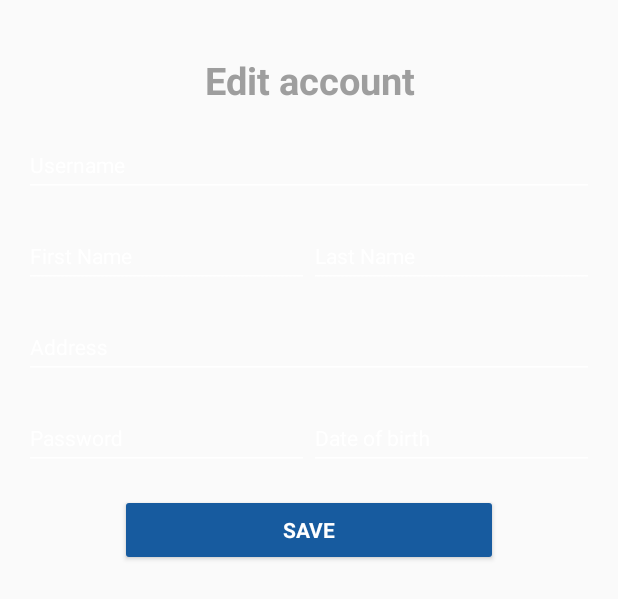
After one commit to PieterAp/TeSP-PSI-PL2-07---App-Android, an Android app: the layout activity_account.xml on its own in the app's theme, with its tools: preview values and no code run, on a phone screen of 412 x 824 dp. The commit adds this screen. Shown: the top 599 px of the screen. Run offline under Robolectric (Android 15) with nearby library versions, the light colour scheme and no system bars; network calls fail.

Commit message:
EditAccount

```diff
--- a/FixByte/app/src/main/AndroidManifest.xml
+++ b/FixByte/app/src/main/AndroidManifest.xml
@@ -41,6 +41,9 @@
         <activity android:name=".ListaCampanhasActivity"
             android:parentActivityName=".HomeActivity"/>
 
+        <activity android:name=".AccountActivity"
+            android:parentActivityName=".HomeActivity"/>
+        AccountActivity
         <activity android:name=".DetalhesProdutosCampanha"
             android:parentActivityName=".ListaCampanhasActivity"/>
         DetalhesProdutosCampanha
--- a/FixByte/app/src/main/java/pt/ipleiria/estg/dei/amsi/fixbyte/HomeActivity.java
+++ b/FixByte/app/src/main/java/pt/ipleiria/estg/dei/amsi/fixbyte/HomeActivity.java
@@ -70,6 +70,8 @@ public class HomeActivity extends AppCompatActivity {
                         return true;
 
                     case R.id.itemCart:
+                        Intent intent1 = new Intent(getApplication(), AccountActivity.class);
+                        startActivity(intent1);
                         setFragment(cartFragment);
                         return true;
 
--- /dev/null
+++ b/FixByte/app/src/main/res/layout/activity_account.xml
@@ -0,0 +1,258 @@
+<?xml version="1.0" encoding="utf-8"?>
+<android.support.constraint.ConstraintLayout xmlns:android="http://schemas.android.com/apk/res/android"
+    xmlns:app="http://schemas.android.com/apk/res-auto"
+    xmlns:tools="http://schemas.android.com/tools"
+    android:layout_width="match_parent"
+    android:layout_height="wrap_content">
+
+    <RelativeLayout
+        android:layout_width="match_parent"
+        android:layout_height="wrap_content"
+        android:layout_weight="5"
+        app:layout_constraintBottom_toBottomOf="parent"
+        app:layout_constraintEnd_toEndOf="parent"
+        app:layout_constraintStart_toStartOf="parent"
+        app:layout_constraintTop_toTopOf="parent"
+        tools:context=".RegisterActivity">
+
+        <LinearLayout
+            android:layout_width="match_parent"
+            android:layout_height="match_parent"
+            android:layout_alignParentTop="true"
+            android:layout_marginTop="0dp"
+            android:focusableInTouchMode="true"
+            android:gravity="center_horizontal"
+            android:orientation="vertical"
+            android:paddingLeft="@dimen/activity_register_horizontal_margin"
+            android:paddingTop="@dimen/activity_register_vertical_margin"
+            android:paddingRight="@dimen/activity_register_horizontal_margin"
+            android:paddingBottom="@dimen/activity_register_vertical_margin"
+            tools:context=".LoginActivity">
+
+            <!-- Login progress -->
+
+            <Space
+                android:layout_width="match_parent"
+                android:layout_height="20dp"
+                android:layout_weight="0" />
+
+            <TextView
+                android:id="@+id/textView2"
+                android:layout_width="match_parent"
+                android:layout_height="wrap_content"
+                android:layout_weight="0"
+                android:text="@string/action_editAccount"
+                android:textAlignment="center"
+                android:textColor="@color/colorAccent"
+                android:textSize="25sp"
+                android:textStyle="bold" />
+
+            <Space
+                android:layout_width="match_parent"
+                android:layout_height="10dp"
+                android:layout_weight="0" />
+
+            <ScrollView
+                android:id="@+id/register_form"
+                android:layout_width="match_parent"
+                android:layout_height="500dp"
+                android:layout_weight="3">
+
+                <LinearLayout
+                    android:id="@+id/email_login_form"
+                    android:layout_width="match_parent"
+                    android:layout_height="wrap_content"
+                    android:orientation="vertical"
+                    android:weightSum="6">
+
+                    <android.support.design.widget.TextInputLayout
+                        android:layout_width="match_parent"
+                        android:layout_height="wrap_content"
+                        android:layout_weight="2"
+                        android:theme="@style/TextLabel">
+
+                        <EditText
+                            android:id="@+id/username"
+                            android:enabled="false"
+                            android:layout_width="match_parent"
+                            android:layout_height="wrap_content"
+                            android:hint="@string/prompt_username"
+                            android:inputType="text"
+                            android:maxLines="1"
+                            android:singleLine="true"
+                            android:textColor="@color/colorAccent"
+                            android:textColorHint="@color/colorAccent"
+                            android:textSize="14sp" />
+
+                    </android.support.design.widget.TextInputLayout>
+
+
+                    <Space
+                        android:layout_width="match_parent"
+                        android:layout_height="10dp"
+                        android:layout_weight="1" />
+
+                    <LinearLayout
+                        android:id="@+id/firstLine"
+                        android:layout_width="match_parent"
+                        android:layout_height="match_parent"
+                        android:layout_weight="1"
+                        android:orientation="horizontal">
+
+                        <android.support.design.widget.TextInputLayout
+                            android:layout_width="wrap_content"
+                            android:layout_height="wrap_content"
+                            android:layout_weight="2"
+                            android:theme="@style/TextLabel">
+
+                            <EditText
+                                android:id="@+id/first_name"
+                                android:layout_width="match_parent"
+                                android:layout_height="wrap_content"
+                                android:hint="@string/prompt_firstName"
+                                android:inputType="textPersonName"
+                                android:maxLines="1"
+                                android:singleLine="true"
+                                android:textColor="@color/colorAccent"
+                                android:textColorHint="@color/colorAccent"
+                                android:textSize="14sp" />
+
+                        </android.support.design.widget.TextInputLayout>
+
+                        <android.support.design.widget.TextInputLayout
+                            android:layout_width="wrap_content"
+                            android:layout_height="match_parent"
+                            android:layout_weight="2"
+                            android:theme="@style/TextLabel">
+
+                            <EditText
+                                android:id="@+id/last_name"
+                                android:layout_width="match_parent"
+                                android:layout_height="wrap_content"
+                                android:hint="@string/prompt_lastName"
+                                android:inputType="textPersonName"
+                                android:maxLines="1"
+                                android:singleLine="true"
+                                android:textColor="@android:color/white"
+                                android:textColorHint="@color/colorAccent"
+                                android:textSize="14sp" />
+
+                        </android.support.design.widget.TextInputLayout>
+                    </LinearLayout>
+
+                    <Space
+                        android:layout_width="match_parent"
+                        android:layout_height="10dp"
+                        android:layout_weight="0" />
+
+                    <android.support.design.widget.TextInputLayout
+                        android:layout_width="match_parent"
+                        android:layout_height="wrap_content"
+                        android:layout_weight="1"
+                        android:theme="@style/TextLabel">
+
+                        <EditText
+                            android:id="@+id/address"
+                            android:layout_width="match_parent"
+                            android:layout_height="wrap_content"
+                            android:hint="@string/prompt_address"
+                            android:inputType="textPostalAddress"
+                            android:maxLines="1"
+                            android:singleLine="true"
+                            android:textColor="@color/colorAccent"
+                            android:textColorHint="@color/colorAccent"
+                            android:textSize="14sp" />
+
+                    </android.support.design.widget.TextInputLayout>
+
+                    <Space
+                        android:layout_width="match_parent"
+                        android:layout_height="10dp"
+                        android:layout_weight="0" />
+                    <LinearLayout
+                        android:id="@+id/fifthLine"
+                        android:layout_width="match_parent"
+                        android:layout_height="match_parent"
+                        android:layout_weight="1"
+                        android:orientation="horizontal"
+                        android:weightSum="4">
+
+                        <android.support.design.widget.TextInputLayout
+                            android:layout_width="wrap_content"
+                            android:layout_height="wrap_content"
+                            android:layout_weight="2"
+                            android:theme="@style/TextLabel">
+
+                            <EditText
+                                android:id="@+id/password"
+                                android:layout_width="match_parent"
+                                android:layout_height="wrap_content"
+                                android:hint="@string/prompt_password"
+                                android:imeActionId="6"
+                                android:imeActionLabel="@string/action_sign_in_short"
+                                android:imeOptions="actionUnspecified"
+                                android:inputType="textPassword"
+                                android:maxLines="1"
+                                android:shadowColor="@android:color/black"
+                                android:singleLine="true"
+                                android:textColor="@color/colorAccent"
+                                android:textColorHint="@color/colorAccent"
+                                android:textSize="14sp" />
+
+                        </android.support.design.widget.TextInputLayout>
+
+                        <android.support.design.widget.TextInputLayout
+                            android:layout_width="wrap_content"
+                            android:layout_height="wrap_content"
+                            android:layout_weight="2"
+                            android:theme="@style/TextLabel">
+
+                            <EditText
+                                android:id="@+id/dateOfBirth"
+                                android:layout_width="match_parent"
+                                android:layout_height="match_parent"
+                                android:layout_weight="0"
+                                android:editable="false"
+                                android:focusable="false"
+                                android:hint="@string/prompt_dateOfBirth"
+                                android:inputType="date"
+                                android:maxLines="1"
+                                android:singleLine="true"
+                                android:textColor="@color/colorAccent"
+                                android:textColorHint="@color/colorAccent"
+                                android:textSize="14sp" />
+
+                        </android.support.design.widget.TextInputLayout>
+
+                    </LinearLayout>
+                    <LinearLayout
+                        android:layout_width="252dp"
+                        android:layout_height="match_parent"
+                        android:layout_gravity="center"
+                        android:layout_weight="1"
+                        android:gravity="center_horizontal"
+                        android:orientation="vertical"
+                        android:paddingLeft="@dimen/activity_horizontal_margin"
+                        android:paddingTop="@dimen/activity_vertical_margin"
+                        android:paddingRight="@dimen/activity_horizontal_margin"
+                        android:paddingBottom="@dimen/activity_vertical_margin"
+                        tools:context=".LoginActivity">
+
+                        <Button
+                            android:id="@+id/btnSave"
+                            style="?android:textAppearanceSmall"
+                            android:layout_width="match_parent"
+                            android:layout_height="wrap_content"
+                            android:layout_marginTop="16dp"
+                            android:backgroundTint="#175B9F"
+                            android:text="@string/action_edit"
+                            android:textColor="@android:color/background_light"
+                            android:textStyle="bold" />
+                    </LinearLayout>
+
+                </LinearLayout>
+            </ScrollView>
+
+        </LinearLayout>
+    </RelativeLayout>
+</android.support.constraint.ConstraintLayout>
--- a/FixByte/app/src/main/res/layout/activity_home.xml
+++ b/FixByte/app/src/main/res/layout/activity_home.xml
@@ -10,11 +10,13 @@
     <android.support.design.widget.BottomNavigationView
         android:id="@+id/main_nav"
         android:layout_width="match_parent"
-        android:layout_height="56dp"
+        android:layout_height="wrap_content"
         android:layout_alignParentStart="true"
         android:layout_alignParentBottom="true"
         app:labelVisibilityMode="labeled"
-        app:menu="@menu/menu_bottom_navigation_items"></android.support.design.widget.BottomNavigationView>
+        app:menu="@menu/menu_bottom_navigation_items">
+
+    </android.support.design.widget.BottomNavigationView>
 
     <FrameLayout
         android:id="@+id/main_frame"
--- a/FixByte/app/src/main/res/values/colors.xml
+++ b/FixByte/app/src/main/res/values/colors.xml
@@ -5,5 +5,5 @@
     //Color of phone top bar
     <color name="colorPrimaryDark">#FF502C</color>
     //Color of smth else which i still haven't discovered
-    <color name="colorAccent">#212121</color>
+    <color name="colorAccent">#9e9e9e</color>
 </resources>
--- a/FixByte/app/src/main/res/values/strings.xml
+++ b/FixByte/app/src/main/res/values/strings.xml
@@ -52,4 +52,10 @@
     <string name="saleDataFim">End date:</string>
     <string name="imgSale">TODO</string>
 
+
+    <string name="action_editAccount">Edit account</string>
+    <string name="action_edit">Save</string>
+
+
+
 </resources>
```
Also changed, not shown: FixByte/app/src/main/java/pt/ipleiria/estg/dei/amsi/fixbyte/AccountActivity.java (added, +223 -0 lines).
